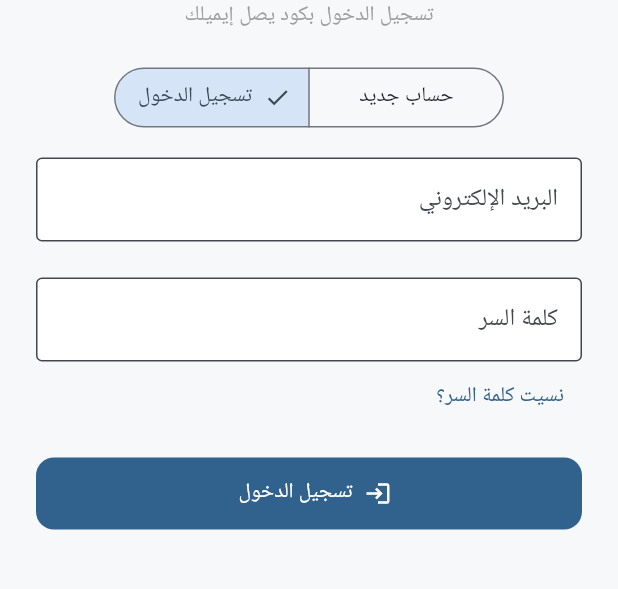
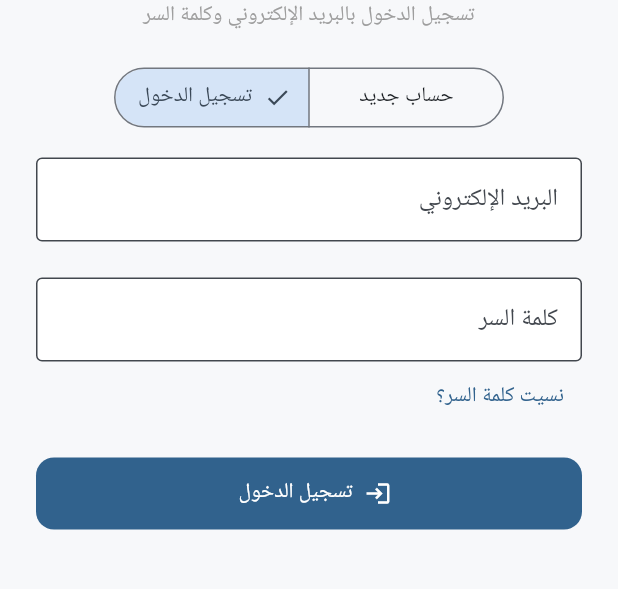
Before and after one commit to dr-mohamed-elatar/iyadati, a Flutter app: the screen it shows after launch, after a tap on "تسجيل الدخول", on a phone screen of 412 x 824 dp, the part 429-1018 px from its top. Run offline on Flutter 3.47's test engine with Material 3 defaults, Android fonts, the phone set to English and light mode, and no system bars; our stand-ins replace device_info_plus, google_mobile_ads, sqflite, sqflite_common_ffi, sqflite_common_ffi_web, supabase_flutter; accounts and stored records are empty.

Commit message:
Remove stale email-code copy from password login

```diff
--- a/lib/ui/screens/registration_screen.dart
+++ b/lib/ui/screens/registration_screen.dart
@@ -108,11 +108,11 @@ class _RegistrationScreenState extends State<RegistrationScreen> {
   }
 
   String _stepTitle() => _step == 0
-      ? (_isLogin ? 'تسجيل الدخول بكود يصل إيميلك' : 'إنشاء حساب جديد — بياناتك')
+      ? (_isLogin ? 'تسجيل الدخول بالبريد الإلكتروني وكلمة السر' : 'إنشاء حساب جديد: بياناتك')
       : const [
           '',
           'التحقق من البريد الإلكتروني',
-          'اختر تخصص عيادتك (اختيار نهائي — لن تظهر هذه القائمة مرة أخرى)',
+          'اختر تخصص عيادتك (اختيار نهائي: لن تظهر هذه القائمة مرة أخرى)',
         ][_step];
 
   Widget _buildInfoStep() {
@@ -155,7 +155,7 @@ class _RegistrationScreenState extends State<RegistrationScreen> {
         if (!_isLogin)
           const Padding(
             padding: EdgeInsets.only(top: 4),
-            child: Text('توثيق رقم الواتساب سيُفعَّل قريبًا عبر واتساب للأعمال',
+            child: Text('توثيق واتساب غير مفعّل حاليًا',
                 style: TextStyle(color: Colors.grey, fontSize: 12)),
           ),
         const SizedBox(height: 12),
```
